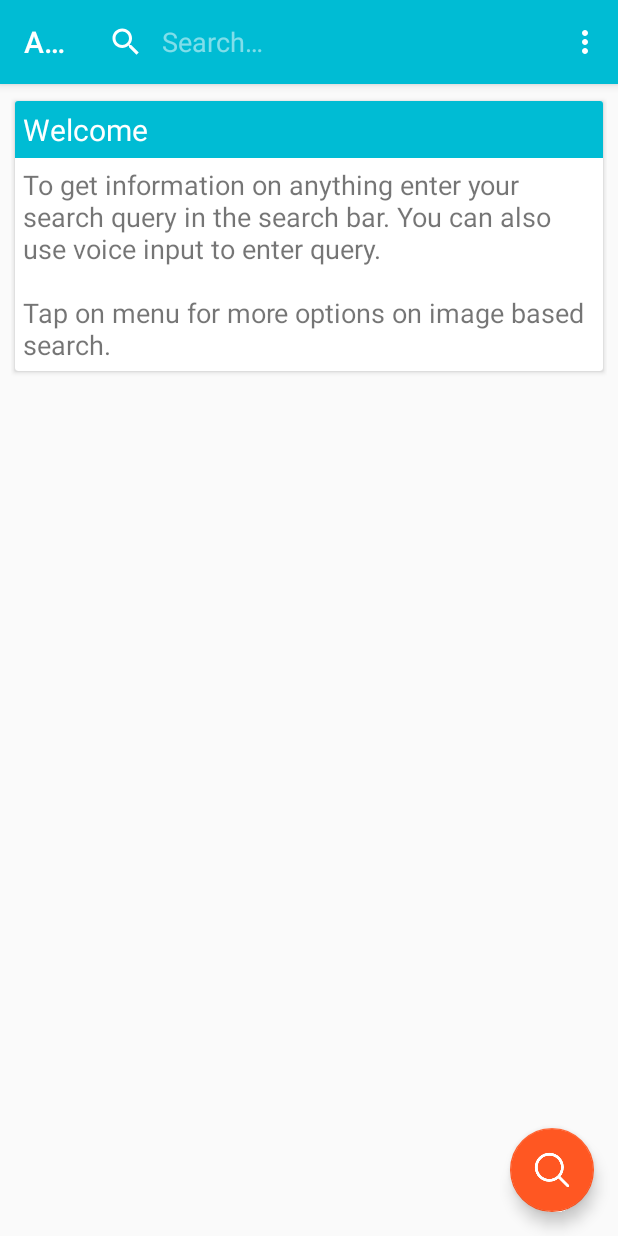
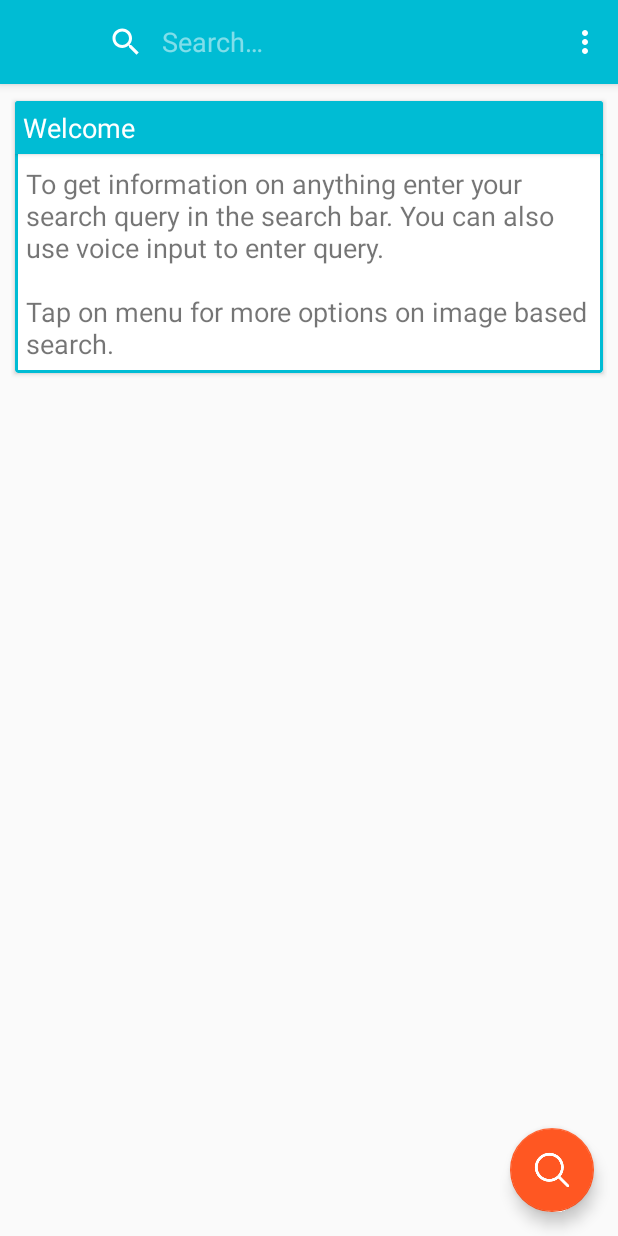
Before and after one commit to sumitsahoo/AskMeAnything, an Android app: the screen it shows after launch (MainActivity), on a phone screen of 412 x 824 dp. Run offline under Robolectric (Android 15) with nearby library versions, the light colour scheme and no system bars; libraries missing offline, so code that uses them is left out: com.facebook.common, com.facebook.drawee, com.facebook.imagepipeline; plain views replace SimpleDraweeView; pictures from the network do not load; 8 statements that could not run were skipped.

Commit message:
Target Android O and some bug fixes

```diff
--- a/app/src/main/java/com/sumit/askmeanything/MainActivity.java
+++ b/app/src/main/java/com/sumit/askmeanything/MainActivity.java
@@ -20,6 +20,7 @@ import android.support.design.widget.CoordinatorLayout;
 import android.support.design.widget.FloatingActionButton;
 import android.support.v4.app.ActivityCompat;
 import android.support.v4.content.ContextCompat;
+import android.support.v4.content.FileProvider;
 import android.support.v4.view.MenuItemCompat;
 import android.support.v7.app.AlertDialog;
 import android.support.v7.app.AppCompatActivity;
@@ -175,6 +176,11 @@ public class MainActivity extends AppCompatActivity {
 
         Toolbar toolbar = (Toolbar) findViewById(R.id.toolbar);
         setSupportActionBar(toolbar);
+        toolbar.setTitle("");
+        toolbar.setSubtitle("");
+
+        getSupportActionBar().setTitle("");
+        getSupportActionBar().setSubtitle("");
 
         coordinatorLayout = (CoordinatorLayout) findViewById(R.id.coordinator_layout);
 
@@ -465,7 +471,14 @@ public class MainActivity extends AppCompatActivity {
 
     private void startImageCapture(SearchType searchType) {
         Intent intent = new Intent(MediaStore.ACTION_IMAGE_CAPTURE);
-        imageFileUri = Uri.fromFile(getOutputMediaFile());
+
+        // From API 24 onwards file:// Uri sharing is not allowed through intent.
+        // Use FileProvider to share Uri instead
+        imageFileUri = FileProvider.getUriForFile(MainActivity.this,
+                BuildConfig.APPLICATION_ID + ".provider",
+                getOutputMediaFile());
+
+        intent.setFlags(Intent.FLAG_GRANT_READ_URI_PERMISSION);
         intent.putExtra(MediaStore.EXTRA_OUTPUT, imageFileUri);
 
         startActivityForResult(intent, searchType.value);
--- a/app/src/main/java/com/sumit/askmeanything/adapter/ResultPodAdapter.java
+++ b/app/src/main/java/com/sumit/askmeanything/adapter/ResultPodAdapter.java
@@ -92,11 +92,13 @@ public class ResultPodAdapter extends RecyclerView.Adapter<ResultPodAdapter.Resu
 
             resultPodViewHolder.frescoDraweeViewResultImage.setVisibility(View.VISIBLE);
 
-            // Resource File Example : file:///storage/emulated/0/Pictures/AskMeAnything/IMG_20160617_231541.jpg
+            // Resource File Example 1: file:///storage/emulated/0/Pictures/AskMeAnything/IMG_20160617_231541.jpg
+            // Resource File Example 2: content://com.sumit.askmeanything.provider/external_files/Pictures/AskMeAnything/IMG_20170806_150655.jpg
 
             Uri imageUri = null;
 
-            if (StringUtils.containsIgnoreCase(resultPods.get(position).getImageSource(), "file:///storage/")) {
+            if (StringUtils.containsIgnoreCase(resultPods.get(position).getImageSource(), "file:///storage/")
+                    || StringUtils.containsIgnoreCase(resultPods.get(position).getImageSource(), "content://")) {
 
                 // Load picture taken
 
--- a/app/src/main/java/com/sumit/askmeanything/api/MicrosoftCognitiveAPI.java
+++ b/app/src/main/java/com/sumit/askmeanything/api/MicrosoftCognitiveAPI.java
@@ -248,11 +248,11 @@ public class MicrosoftCognitiveAPI {
         try {
 
             // Prepare Image Recognition URL with parameters
-            // End Point URL : https://api.projectoxford.ai/emotion/v1.0/recognize
+            // End Point URL : https://westus.api.cognitive.microsoft.com/emotion/v1.0/recognize
 
             url = new HttpUrl.Builder()
                     .scheme("https")
-                    .host("api.projectoxford.ai")
+                    .host("westus.api.cognitive.microsoft.com")
                     .addPathSegment("emotion")
                     .addPathSegment("v1.0")
                     .addPathSegment("recognize")
--- /dev/null
+++ b/app/src/main/res/drawable/bg_rounded_rectangle.xml
@@ -0,0 +1,13 @@
+<?xml version="1.0" encoding="UTF-8"?>
+<shape xmlns:android="http://schemas.android.com/apk/res/android">
+    <!--<solid android:color="@color/colorPrimary" />-->
+    <stroke
+        android:width="2dip"
+        android:color="@color/colorPrimary" />
+    <corners android:radius="1dip" />
+    <padding
+        android:bottom="0dip"
+        android:left="0dip"
+        android:right="0dip"
+        android:top="0dip" />
+</shape>
--- a/app/src/main/res/layout/result_pod_card_layout.xml
+++ b/app/src/main/res/layout/result_pod_card_layout.xml
@@ -8,17 +8,20 @@
 
     <RelativeLayout
         android:layout_width="match_parent"
-        android:layout_height="wrap_content">
+        android:layout_height="wrap_content"
+        android:background="@drawable/bg_rounded_rectangle"
+        android:clipToPadding="false">
 
         <TextView
             android:id="@+id/text_result_pod_title"
             android:layout_width="match_parent"
             android:layout_height="wrap_content"
             android:background="@color/colorPrimary"
+            android:elevation="2dp"
             android:padding="5dp"
             android:text="Result Title"
             android:textColor="@color/header_text_color"
-            android:textSize="20sp" />
+            android:textSize="18sp" />
 
         <com.facebook.drawee.view.SimpleDraweeView
             android:id="@+id/image_result_pod"
@@ -32,7 +35,7 @@
             android:layout_width="wrap_content"
             android:layout_height="wrap_content"
             android:layout_below="@+id/image_result_pod"
-            android:layout_margin="5dp"
+            android:layout_margin="7dp"
             android:text="Description"
             android:textSize="18sp" />
 
--- a/app/src/main/res/values-v21/styles.xml
+++ b/app/src/main/res/values-v21/styles.xml
@@ -6,4 +6,5 @@
         <item name="android:windowDrawsSystemBarBackgrounds">true</item>
         <item name="android:statusBarColor">@android:color/transparent</item>
     </style>
+
 </resources>
--- a/app/src/main/res/values/colors.xml
+++ b/app/src/main/res/values/colors.xml
@@ -9,5 +9,6 @@
     <color name="icons">#FFFFFF</color>
     <color name="divider">#B6B6B6</color>
     <color name="header_text_color">#FFFFFF</color>
+    <color name="white">#FFFFFF</color>
 
 </resources>
--- /dev/null
+++ b/app/src/main/res/xml/provider_paths.xml
@@ -0,0 +1,6 @@
+<?xml version="1.0" encoding="utf-8"?>
+<paths>
+    <external-path
+        name="external_files"
+        path="." />
+</paths>
--- a/build.gradle
+++ b/build.gradle
@@ -5,7 +5,7 @@ buildscript {
         jcenter()
     }
     dependencies {
-        classpath 'com.android.tools.build:gradle:2.2.2'
+        classpath 'com.android.tools.build:gradle:2.3.3'
 
         // NOTE: Do not place your application dependencies here; they belong
         // in the individual module build.gradle files
```
Also changed, not shown: app/build.gradle (+17 -27 lines), app/src/main/AndroidManifest.xml (+11 -3 lines), app/src/main/res/drawable/gradient_left_to_right.xml (added, +8 -0 lines), gradle/wrapper/gradle-wrapper.properties.
